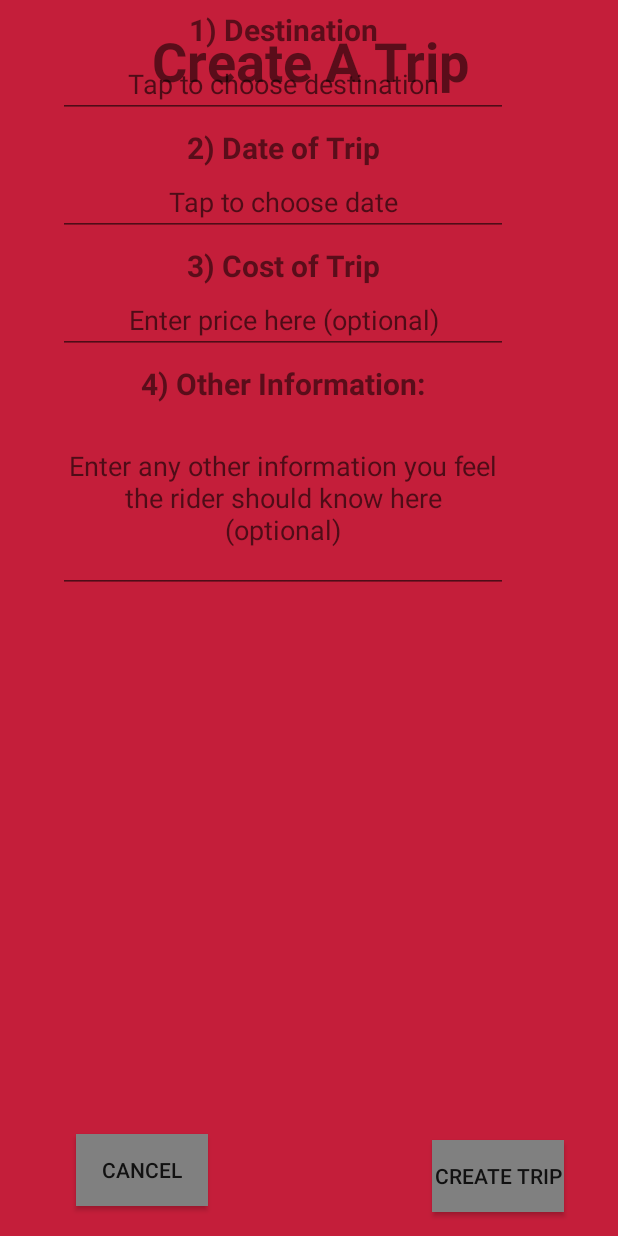
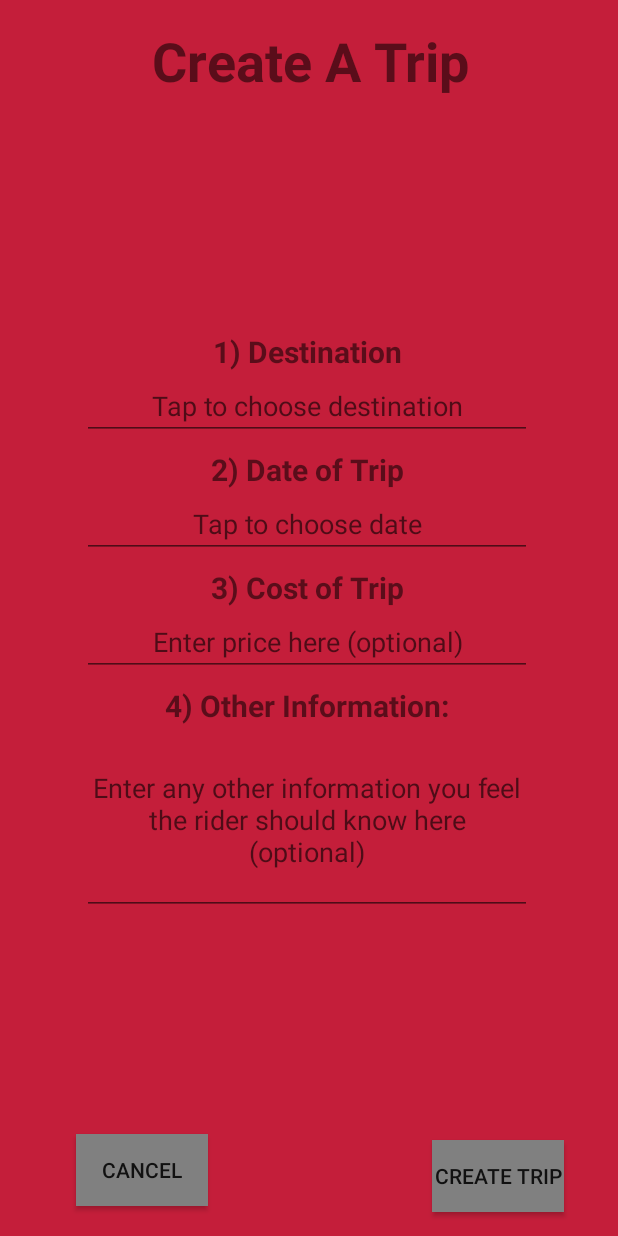
Before and after one commit to qaverill/CS4518GoatHome, an Android app: the CreateTrip screen opened directly, with no data from a screen before it, on a phone screen of 412 x 824 dp. Run offline under Robolectric (Android 15) with nearby library versions, the phone set to English and light mode, and no system bars; our stand-ins replace Firebase (no records; nobody signed in at launch, a user with empty details on screens opened directly).

```diff
--- a/app/src/main/res/layout/activity_create_trip.xml
+++ b/app/src/main/res/layout/activity_create_trip.xml
@@ -28,10 +28,17 @@
     <LinearLayout
         android:layout_width="377dp"
         android:layout_height="395dp"
+        android:layout_marginBottom="8dp"
+        android:layout_marginEnd="8dp"
+        android:layout_marginStart="8dp"
+        android:layout_marginTop="8dp"
         android:gravity="center_horizontal"
         android:orientation="vertical"
-        tools:layout_editor_absoluteX="0dp"
-        tools:layout_editor_absoluteY="69dp">
+        app:layout_constraintBottom_toBottomOf="parent"
+        app:layout_constraintEnd_toEndOf="parent"
+        app:layout_constraintHorizontal_bias="0.444"
+        app:layout_constraintStart_toStartOf="parent"
+        app:layout_constraintTop_toTopOf="parent">
 
         <TextView
             android:id="@+id/labelDestination"
```
Also changed, not shown: app/src/main/java/edu/wpi/cs4518goathome/CreateTrip.java (+4 -3 lines), app/src/main/java/edu/wpi/cs4518goathome/MapsActivity.java (+12 -7 lines), app/src/main/res/layout/activity_maps.xml (+13 -11 lines).
